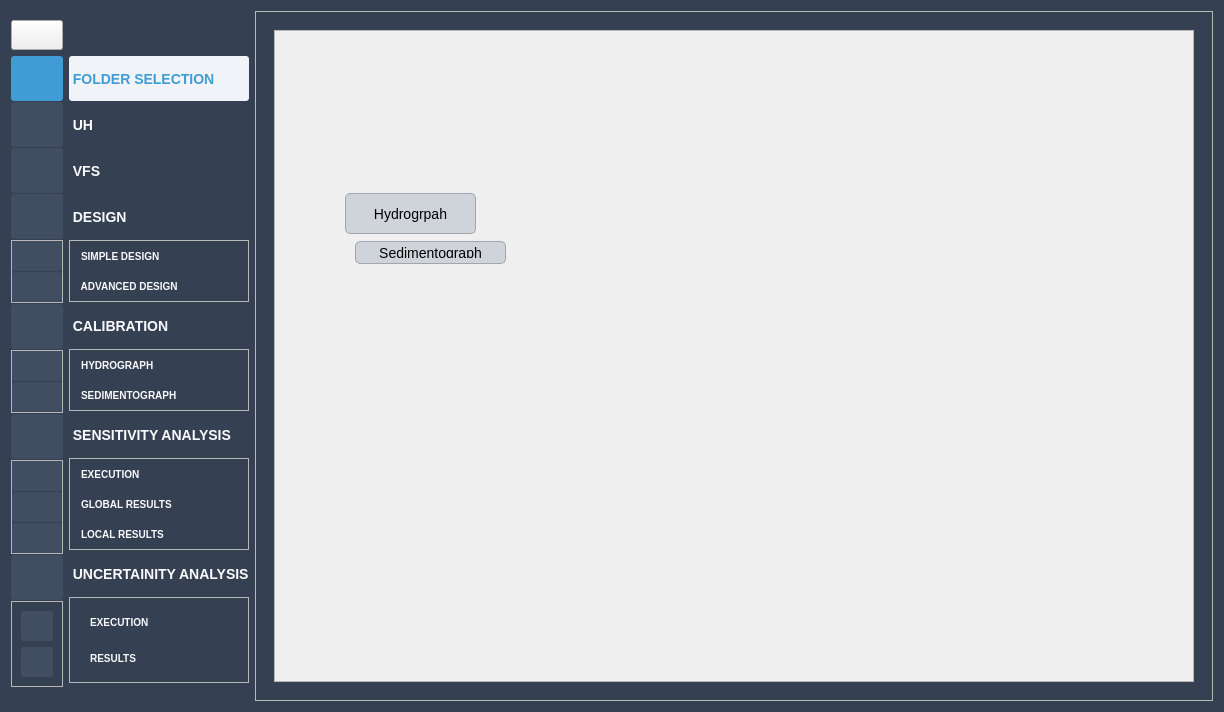
This is ui/Qvfsmod_dialog_base.ui in Inigobarbe/VFSMOD-GUI as Qt 5 draws it before an edit. The edited form follows.
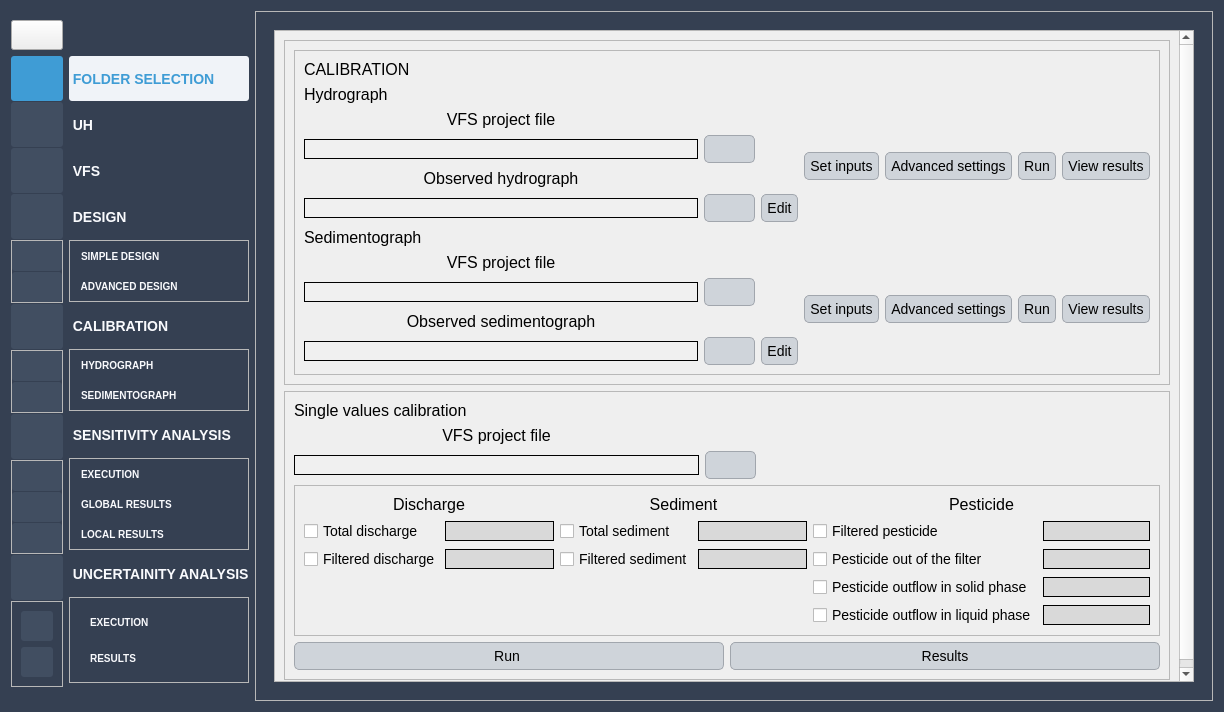
This is the edited form. The open tabs and pages were chosen to show the change. Icons and pictures are not drawn.

Diff of the .ui file:
```diff
--- a/ui/Qvfsmod_dialog_base.ui
+++ b/ui/Qvfsmod_dialog_base.ui
@@ -4276,36 +4276,607 @@
               <rect>
                <x>0</x>
                <y>0</y>
-               <width>886</width>
-               <height>651</height>
+               <width>869</width>
+               <height>670</height>
               </rect>
              </property>
-             <widget class="QPushButton" name="show_calibration_hydrograph">
-              <property name="geometry">
-               <rect>
-                <x>70</x>
-                <y>162</y>
-                <width>131</width>
-                <height>41</height>
-               </rect>
-              </property>
-              <property name="text">
-               <string>Hydrogrpah</string>
-              </property>
-             </widget>
-             <widget class="QPushButton" name="show_calibration_sedimentograph">
-              <property name="geometry">
-               <rect>
-                <x>80</x>
-                <y>210</y>
-                <width>151</width>
-                <height>23</height>
-               </rect>
-              </property>
-              <property name="text">
-               <string>Sedimentograph</string>
-              </property>
-             </widget>
+             <layout class="QGridLayout" name="gridLayout_56">
+              <item row="0" column="0">
+               <widget class="QFrame" name="frame_34">
+                <property name="frameShape">
+                 <enum>QFrame::StyledPanel</enum>
+                </property>
+                <property name="frameShadow">
+                 <enum>QFrame::Raised</enum>
+                </property>
+                <layout class="QGridLayout" name="gridLayout_55">
+                 <item row="0" column="0">
+                  <widget class="QFrame" name="frame_19">
+                   <property name="frameShape">
+                    <enum>QFrame::StyledPanel</enum>
+                   </property>
+                   <property name="frameShadow">
+                    <enum>QFrame::Raised</enum>
+                   </property>
+                   <layout class="QGridLayout" name="gridLayout_49">
+                    <item row="3" column="0">
+                     <widget class="QLabel" name="label_74">
+                      <property name="text">
+                       <string>Sedimentograph</string>
+                      </property>
+                     </widget>
+                    </item>
+                    <item row="1" column="0">
+                     <widget class="QLabel" name="label_72">
+                      <property name="text">
+                       <string>Hydrograph</string>
+                      </property>
+                     </widget>
+                    </item>
+                    <item row="4" column="0">
+                     <layout class="QHBoxLayout" name="horizontalLayout_53">
+                      <item>
+                       <layout class="QGridLayout" name="gridLayout_48">
+                        <item row="0" column="0">
+                         <widget class="QLabel" name="label_79">
+                          <property name="text">
+                           <string>VFS project file</string>
+                          </property>
+                          <property name="alignment">
+                           <set>Qt::AlignCenter</set>
+                          </property>
+                         </widget>
+                        </item>
+                        <item row="3" column="0">
+                         <widget class="QLineEdit" name="sedimentograph_file">
+                          <property name="alignment">
+                           <set>Qt::AlignCenter</set>
+                          </property>
+                         </widget>
+                        </item>
+                        <item row="3" column="1">
+                         <widget class="QPushButton" name="browse_sedimentograph_calibration">
+                          <property name="text">
+                           <string/>
+                          </property>
+                         </widget>
+                        </item>
+                        <item row="1" column="0">
+                         <widget class="QLineEdit" name="vfs_file">
+                          <property name="alignment">
+                           <set>Qt::AlignCenter</set>
+                          </property>
+                         </widget>
+                        </item>
+                        <item row="2" column="0">
+                         <widget class="QLabel" name="label_80">
+                          <property name="text">
+                           <string>Observed sedimentograph</string>
+                          </property>
+                          <property name="alignment">
+                           <set>Qt::AlignCenter</set>
+                          </property>
+                         </widget>
+                        </item>
+                        <item row="1" column="1">
+                         <widget class="QPushButton" name="browse_project_sedimentograph">
+                          <property name="text">
+                           <string/>
+                          </property>
+                         </widget>
+                        </item>
+                        <item row="3" column="2">
+                         <widget class="QPushButton" name="pushButton_46">
+                          <property name="text">
+                           <string>Edit</string>
+                          </property>
+                         </widget>
+                        </item>
+                       </layout>
+                      </item>
+                      <item>
+                       <layout class="QHBoxLayout" name="horizontalLayout_54">
+                        <item>
+                         <widget class="QPushButton" name="show_calibration_sedimentograph">
+                          <property name="text">
+                           <string>Set inputs</string>
+                          </property>
+                         </widget>
+                        </item>
+                        <item>
+                         <widget class="QPushButton" name="advanced_sedimentograph">
+                          <property name="text">
+                           <string>Advanced settings</string>
+                          </property>
+                         </widget>
+                        </item>
+                        <item>
+                         <widget class="QPushButton" name="run_sedimentograph">
+                          <property name="text">
+                           <string>Run</string>
+                          </property>
+                         </widget>
+                        </item>
+                        <item>
+                         <widget class="QPushButton" name="calibration_result_sedimentograph">
+                          <property name="text">
+                           <string>View results</string>
+                          </property>
+                         </widget>
+                        </item>
+                       </layout>
+                      </item>
+                     </layout>
+                    </item>
+                    <item row="2" column="0">
+                     <layout class="QHBoxLayout" name="horizontalLayout_50">
+                      <item>
+                       <layout class="QGridLayout" name="gridLayout_46">
+                        <item row="0" column="0">
+                         <widget class="QLabel" name="label_63">
+                          <property name="text">
+                           <string>VFS project file</string>
+                          </property>
+                          <property name="alignment">
+                           <set>Qt::AlignCenter</set>
+                          </property>
+                         </widget>
+                        </item>
+                        <item row="3" column="0">
+                         <widget class="QLineEdit" name="hydrograph_file">
+                          <property name="alignment">
+                           <set>Qt::AlignCenter</set>
+                          </property>
+                         </widget>
+                        </item>
+                        <item row="3" column="1">
+                         <widget class="QPushButton" name="browse_hydrograph_calibration">
+                          <property name="text">
+                           <string/>
+                          </property>
+                         </widget>
+                        </item>
+                        <item row="1" column="0">
+                         <widget class="QLineEdit" name="vfs_project">
+                          <property name="alignment">
+                           <set>Qt::AlignCenter</set>
+                          </property>
+                         </widget>
+                        </item>
+                        <item row="2" column="0">
+                         <widget class="QLabel" name="label_76">
+                          <property name="text">
+                           <string>Observed hydrograph</string>
+                          </property>
+                          <property name="alignment">
+                           <set>Qt::AlignCenter</set>
+                          </property>
+                         </widget>
+                        </item>
+                        <item row="3" column="2">
+                         <widget class="QPushButton" name="edit_hydrograph">
+                          <property name="text">
+                           <string>Edit</string>
+                          </property>
+                         </widget>
+                        </item>
+                        <item row="1" column="1">
+                         <widget class="QPushButton" name="browse_project">
+                          <property name="text">
+                           <string/>
+                          </property>
+                         </widget>
+                        </item>
+                       </layout>
+                      </item>
+                      <item>
+                       <layout class="QHBoxLayout" name="horizontalLayout">
+                        <item>
+                         <widget class="QPushButton" name="show_calibration_hydrograph">
+                          <property name="text">
+                           <string>Set inputs</string>
+                          </property>
+                         </widget>
+                        </item>
+                        <item>
+                         <widget class="QPushButton" name="advanced_hydrograph">
+                          <property name="text">
+                           <string>Advanced settings</string>
+                          </property>
+                         </widget>
+                        </item>
+                        <item>
+                         <widget class="QPushButton" name="run_hydrograph">
+                          <property name="text">
+                           <string>Run</string>
+                          </property>
+                         </widget>
+                        </item>
+                        <item>
+                         <widget class="QPushButton" name="calibration_result_hydrograph">
+                          <property name="text">
+                           <string>View results</string>
+                          </property>
+                         </widget>
+                        </item>
+                       </layout>
+                      </item>
+                     </layout>
+                    </item>
+                    <item row="0" column="0">
+                     <widget class="QLabel" name="label_65">
+                      <property name="text">
+                       <string>CALIBRATION</string>
+                      </property>
+                     </widget>
+                    </item>
+                   </layout>
+                  </widget>
+                 </item>
+                </layout>
+               </widget>
+              </item>
+              <item row="1" column="0">
+               <widget class="QFrame" name="frame_20">
+                <property name="frameShape">
+                 <enum>QFrame::StyledPanel</enum>
+                </property>
+                <property name="frameShadow">
+                 <enum>QFrame::Raised</enum>
+                </property>
+                <layout class="QGridLayout" name="gridLayout_50">
+                 <item row="2" column="0">
+                  <widget class="QFrame" name="frame_32">
+                   <property name="frameShape">
+                    <enum>QFrame::StyledPanel</enum>
+                   </property>
+                   <property name="frameShadow">
+                    <enum>QFrame::Raised</enum>
+                   </property>
+                   <layout class="QGridLayout" name="gridLayout_52">
+                    <item row="0" column="0">
+                     <widget class="QLabel" name="label_81">
+                      <property name="text">
+                       <string>Discharge</string>
+                      </property>
+                      <property name="alignment">
+                       <set>Qt::AlignCenter</set>
+                      </property>
+                     </widget>
+                    </item>
+                    <item row="1" column="0">
+                     <layout class="QHBoxLayout" name="horizontalLayout_56">
+                      <item>
+                       <widget class="QCheckBox" name="check_total_discharge">
+                        <property name="minimumSize">
+                         <size>
+                          <width>135</width>
+                          <height>0</height>
+                         </size>
+                        </property>
+                        <property name="text">
+                         <string>Total discharge</string>
+                        </property>
+                       </widget>
+                      </item>
+                      <item>
+                       <widget class="QLineEdit" name="line_total_discharge">
+                        <property name="enabled">
+                         <bool>false</bool>
+                        </property>
+                        <property name="styleSheet">
+                         <string notr="true">background-color: #d9d9d9;</string>
+                        </property>
+                        <property name="alignment">
+                         <set>Qt::AlignCenter</set>
+                        </property>
+                       </widget>
+                      </item>
+                     </layout>
+                    </item>
+                    <item row="3" column="2">
+                     <layout class="QHBoxLayout" name="horizontalLayout_60">
+                      <item>
+                       <widget class="QCheckBox" name="check_pesticide_solid">
+                        <property name="minimumSize">
+                         <size>
+                          <width>224</width>
+                          <height>0</height>
+                         </size>
+                        </property>
+                        <property name="text">
+                         <string>Pesticide outflow in solid phase</string>
+                        </property>
+                       </widget>
+                      </item>
+                      <item>
+                       <widget class="QLineEdit" name="line_pesticide_solid">
+                        <property name="enabled">
+                         <bool>false</bool>
+                        </property>
+                        <property name="styleSheet">
+                         <string notr="true">background-color: #d9d9d9;</string>
+                        </property>
+                        <property name="alignment">
+                         <set>Qt::AlignCenter</set>
+                        </property>
+                       </widget>
+                      </item>
+                     </layout>
+                    </item>
+                    <item row="0" column="2">
+                     <widget class="QLabel" name="label_83">
+                      <property name="text">
+                       <string>Pesticide</string>
+                      </property>
+                      <property name="alignment">
+                       <set>Qt::AlignCenter</set>
+                      </property>
+                     </widget>
+                    </item>
+                    <item row="0" column="1">
+                     <widget class="QLabel" name="label_82">
+                      <property name="text">
+                       <string>Sediment</string>
+                      </property>
+                      <property name="alignment">
+                       <set>Qt::AlignCenter</set>
+                      </property>
+                     </widget>
+                    </item>
+                    <item row="1" column="2">
+                     <layout class="QHBoxLayout" name="horizontalLayout_59">
+                      <item>
+                       <widget class="QCheckBox" name="check_filtered_pesticide">
+                        <property name="minimumSize">
+                         <size>
+                          <width>224</width>
+                          <height>0</height>
+                         </size>
+                        </property>
+                        <property name="text">
+                         <string>Filtered pesticide</string>
+                        </property>
+                       </widget>
+                      </item>
+                      <item>
+                       <widget class="QLineEdit" name="line_filtered_pesticide">
+                        <property name="enabled">
+                         <bool>false</bool>
+                        </property>
+                        <property name="styleSheet">
+                         <string notr="true">background-color: #d9d9d9;</string>
+                        </property>
+                        <property name="alignment">
+                         <set>Qt::AlignCenter</set>
+                        </property>
+                       </widget>
+                      </item>
+                     </layout>
+                    </item>
+                    <item row="1" column="1">
+                     <layout class="QHBoxLayout" name="horizontalLayout_49">
+                      <item>
+                       <widget class="QCheckBox" name="check_total_sediment">
+                        <property name="minimumSize">
+                         <size>
+                          <width>132</width>
+                          <height>0</height>
+                         </size>
+                        </property>
+                        <property name="text">
+                         <string>Total sediment</string>
+                        </property>
+                       </widget>
+                      </item>
+                      <item>
+                       <widget class="QLineEdit" name="line_total_sediment">
+                        <property name="enabled">
+                         <bool>false</bool>
+                        </property>
+                        <property name="styleSheet">
+                         <string notr="true">background-color: #d9d9d9;</string>
+                        </property>
+                        <property name="alignment">
+                         <set>Qt::AlignCenter</set>
+                        </property>
+                       </widget>
+                      </item>
+                     </layout>
+                    </item>
+                    <item row="2" column="0">
+                     <layout class="QHBoxLayout" name="horizontalLayout_57">
+                      <item>
+                       <widget class="QCheckBox" name="check_filtered_discharge">
+                        <property name="minimumSize">
+                         <size>
+                          <width>135</width>
+                          <height>0</height>
+                         </size>
+                        </property>
+                        <property name="text">
+                         <string>Filtered discharge</string>
+                        </property>
+                       </widget>
+                      </item>
+                      <item>
+                       <widget class="QLineEdit" name="line_filtered_discharge">
+                        <property name="enabled">
+                         <bool>false</bool>
+                        </property>
+                        <property name="styleSheet">
+                         <string notr="true">background-color: #d9d9d9;</string>
+                        </property>
+                        <property name="alignment">
+                         <set>Qt::AlignCenter</set>
+                        </property>
+                       </widget>
+                      </item>
+                     </layout>
+                    </item>
+                    <item row="2" column="1">
+                     <layout class="QHBoxLayout" name="horizontalLayout_55">
+                      <item>
+                       <widget class="QCheckBox" name="check_filtered_sediment">
+                        <property name="minimumSize">
+                         <size>
+                          <width>132</width>
+                          <height>0</height>
+                         </size>
+                        </property>
+                        <property name="text">
+                         <string>Filtered sediment</string>
+                        </property>
+                       </widget>
+                      </item>
+                      <item>
+                       <widget class="QLineEdit" name="line_filtered_sediment">
+                        <property name="enabled">
+                         <bool>false</bool>
+                        </property>
+                        <property name="styleSheet">
+                         <string notr="true">background-color: #d9d9d9;</string>
+                        </property>
+                        <property name="alignment">
+                         <set>Qt::AlignCenter</set>
+                        </property>
+                       </widget>
+                      </item>
+                     </layout>
+                    </item>
+                    <item row="2" column="2">
+                     <layout class="QHBoxLayout" name="horizontalLayout_58">
+                      <item>
+                       <widget class="QCheckBox" name="check_pesticide_out">
+                        <property name="minimumSize">
+                         <size>
+                          <width>224</width>
+                          <height>0</height>
+                         </size>
+                        </property>
+                        <property name="text">
+                         <string>Pesticide out of the filter</string>
+                        </property>
+                       </widget>
+                      </item>
+                      <item>
+                       <widget class="QLineEdit" name="line_pesticide_out">
+                        <property name="enabled">
+                         <bool>false</bool>
+                        </property>
+                        <property name="styleSheet">
+                         <string notr="true">background-color: #d9d9d9;</string>
+                        </property>
+                        <property name="alignment">
+                         <set>Qt::AlignCenter</set>
+                        </property>
+                       </widget>
+                      </item>
+                     </layout>
+                    </item>
+                    <item row="4" column="2">
+                     <layout class="QHBoxLayout" name="horizontalLayout_61">
+                      <item>
+                       <widget class="QCheckBox" name="check_pesticide_liquid">
+                        <property name="minimumSize">
+                         <size>
+                          <width>224</width>
+                          <height>0</height>
+                         </size>
+                        </property>
+                        <property name="text">
+                         <string>Pesticide outflow in liquid phase</string>
+                        </property>
+                       </widget>
+                      </item>
+                      <item>
+                       <widget class="QLineEdit" name="line_pesticide_liquid">
+                        <property name="enabled">
+                         <bool>false</bool>
+                        </property>
+                        <property name="styleSheet">
+                         <string notr="true">background-color: #d9d9d9;</string>
+                        </property>
+                        <property name="alignment">
+                         <set>Qt::AlignCenter</set>
+                        </property>
+                       </widget>
+                      </item>
+                     </layout>
+                    </item>
+                   </layout>
+                  </widget>
+                 </item>
+                 <item row="0" column="0">
+                  <widget class="QLabel" name="label_75">
+                   <property name="text">
+                    <string>Single values calibration</string>
+                   </property>
+                  </widget>
+                 </item>
+                 <item row="1" column="0">
+                  <layout class="QGridLayout" name="gridLayout_51">
+                   <item row="1" column="1">
+                    <widget class="QPushButton" name="browse_single_lines">
+                     <property name="text">
+                      <string/>
+                     </property>
+                    </widget>
+                   </item>
+                   <item row="1" column="0">
+                    <widget class="QLineEdit" name="single_values_line">
+                     <property name="alignment">
+                      <set>Qt::AlignCenter</set>
+                     </property>
+                    </widget>
+                   </item>
+                   <item row="0" column="0">
+                    <widget class="QLabel" name="label_64">
+                     <property name="text">
+                      <string>VFS project file</string>
+                     </property>
+                     <property name="alignment">
+                      <set>Qt::AlignCenter</set>
+                     </property>
+                    </widget>
+                   </item>
+                   <item row="1" column="2">
+                    <spacer name="horizontalSpacer_5">
+                     <property name="orientation">
+                      <enum>Qt::Horizontal</enum>
+                     </property>
+                     <property name="sizeHint" stdset="0">
+                      <size>
+                       <width>40</width>
+                       <height>20</height>
+                      </size>
+                     </property>
+                    </spacer>
+                   </item>
+                  </layout>
+                 </item>
+                 <item row="3" column="0">
+                  <layout class="QHBoxLayout" name="horizontalLayout_62">
+                   <item>
+                    <widget class="QPushButton" name="run_calibration_single">
+                     <property name="text">
+                      <string>Run </string>
+                     </property>
+                    </widget>
+                   </item>
+                   <item>
+                    <widget class="QPushButton" name="pushButton_17">
+                     <property name="text">
+                      <string>Results</string>
+                     </property>
+                    </widget>
+                   </item>
+                  </layout>
+                 </item>
+                </layout>
+               </widget>
+              </item>
+             </layout>
             </widget>
            </widget>
           </item>
```
Left out of the diff: 572 changed lines with no effect on the pictures.
